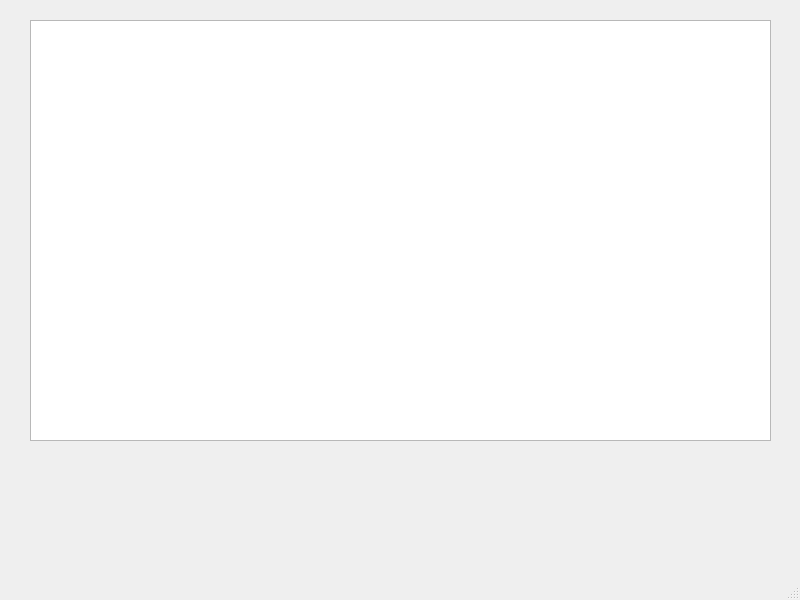
First picture: the form in form.ui, repository yurchest/SUBD, before the edit.
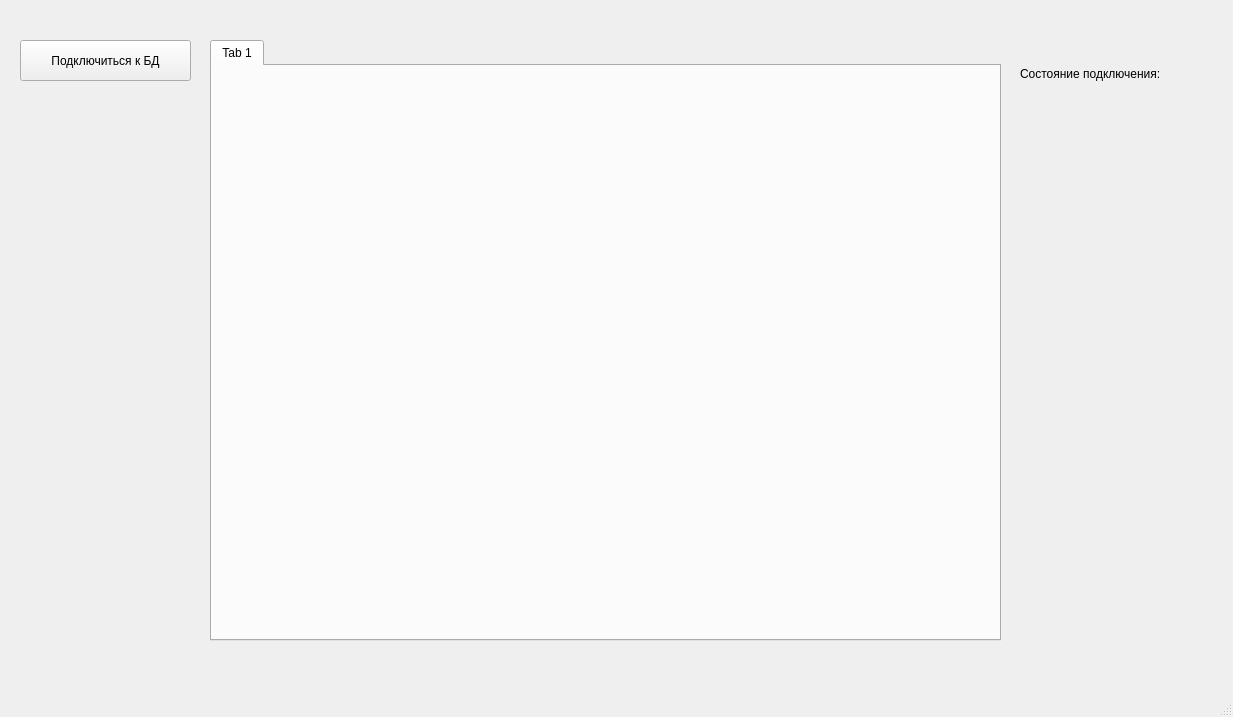
Second picture: the form after the edit.

Commit message: view all tables (^__^)

What changed in the file:
```diff
--- a/form.ui
+++ b/form.ui
@@ -6,23 +6,79 @@
    <rect>
     <x>0</x>
     <y>0</y>
-    <width>800</width>
-    <height>600</height>
+    <width>1233</width>
+    <height>717</height>
    </rect>
   </property>
   <property name="windowTitle">
    <string>MainWindow</string>
   </property>
   <widget class="QWidget" name="centralwidget">
-   <widget class="QTableView" name="tableView">
+   <widget class="QWidget" name="verticalLayoutWidget_2">
     <property name="geometry">
      <rect>
-      <x>30</x>
-      <y>20</y>
-      <width>741</width>
-      <height>421</height>
+      <x>1020</x>
+      <y>50</y>
+      <width>203</width>
+      <height>101</height>
      </rect>
     </property>
+    <layout class="QVBoxLayout" name="verticalLayout_2">
+     <item>
+      <widget class="QLabel" name="label">
+       <property name="text">
+        <string>Состояние подключения:</string>
+       </property>
+      </widget>
+     </item>
+     <item>
+      <widget class="QLabel" name="label_2">
+       <property name="layoutDirection">
+        <enum>Qt::LeftToRight</enum>
+       </property>
+       <property name="text">
+        <string/>
+       </property>
+       <property name="textFormat">
+        <enum>Qt::AutoText</enum>
+       </property>
+       <property name="alignment">
+        <set>Qt::AlignCenter</set>
+       </property>
+      </widget>
+     </item>
+    </layout>
+   </widget>
+   <widget class="QPushButton" name="pushButton">
+    <property name="geometry">
+     <rect>
+      <x>20</x>
+      <y>40</y>
+      <width>171</width>
+      <height>41</height>
+     </rect>
+    </property>
+    <property name="text">
+     <string>Подключиться к БД</string>
+    </property>
+   </widget>
+   <widget class="QTabWidget" name="tabWidget">
+    <property name="geometry">
+     <rect>
+      <x>210</x>
+      <y>40</y>
+      <width>791</width>
+      <height>601</height>
+     </rect>
+    </property>
+    <property name="currentIndex">
+     <number>0</number>
+    </property>
+    <widget class="QWidget" name="tab">
+     <attribute name="title">
+      <string>Tab 1</string>
+     </attribute>
+    </widget>
    </widget>
   </widget>
   <widget class="QMenuBar" name="menubar">
```
Left out of the diff: 2 changed lines with no effect on the pictures. The commit also changes 4 other files.
